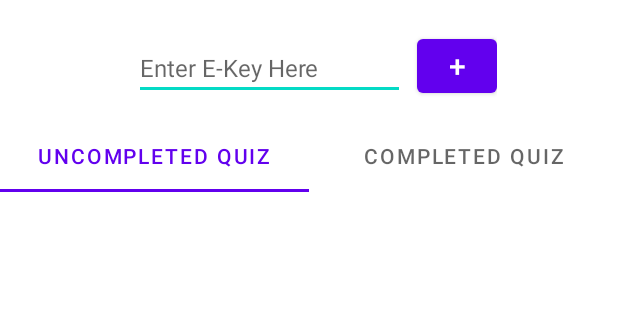
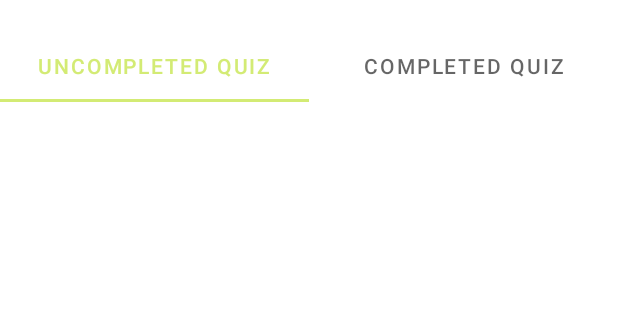
Before and after one commit to Xavionic/GoQuiz, an Android app: the layout activity_teacher_main_menu.xml on its own in the app's theme, with its tools: preview values and no code run, on a phone screen of 412 x 824 dp, the part 102-422 px from its top. Run offline under Robolectric (Android 15) with nearby library versions, the phone set to English and light mode, and no system bars.

Commit message:
Update Color Pallete

```diff
--- a/app/src/main/res/layout/activity_teacher_main_menu.xml
+++ b/app/src/main/res/layout/activity_teacher_main_menu.xml
@@ -35,45 +35,12 @@
         app:layout_constraintStart_toEndOf="@+id/profileTeacher"
         app:layout_constraintTop_toTopOf="parent" />
 
-    <LinearLayout
-        android:id="@+id/layout_inputKeyStudent"
-        android:layout_width="250dp"
-        android:layout_height="50dp"
-        android:layout_marginTop="80dp"
-        android:orientation="horizontal"
-        app:layout_constraintEnd_toEndOf="parent"
-        app:layout_constraintStart_toStartOf="parent"
-        app:layout_constraintTop_toTopOf="@id/profileTeacher">
-
-        <EditText
-            android:id="@+id/ETenrollKey"
-            android:layout_width="wrap_content"
-            android:layout_height="wrap_content"
-            android:layout_marginStart="8dp"
-            android:layout_marginLeft="8dp"
-            android:layout_marginRight="8dp"
-            android:layout_weight="1"
-            android:hint="Enter E-Key Here"
-            android:textSize="16sp"
-            tools:ignore="TouchTargetSizeCheck" />
-
-        <Button
-            android:id="@+id/btn_enroll"
-            android:layout_width="0dp"
-            android:layout_height="wrap_content"
-            android:layout_marginLeft="8dp"
-            android:layout_weight="1"
-            android:text="+"
-            android:textSize="20sp" />
-
-    </LinearLayout>
-
     <com.google.android.material.tabs.TabLayout
         android:id="@+id/tabUncComQuiz"
         android:layout_width="match_parent"
         android:layout_height="wrap_content"
-        android:layout_marginTop="60dp"
-        app:layout_constraintTop_toTopOf="@id/layout_inputKeyStudent">
+        android:layout_marginTop="20dp"
+        app:layout_constraintTop_toBottomOf="@id/profileTeacher">
 
         <com.google.android.material.tabs.TabItem
             android:id="@+id/tabUncQuiz"
--- a/app/src/main/res/values/colors.xml
+++ b/app/src/main/res/values/colors.xml
@@ -1,8 +1,11 @@
 <?xml version="1.0" encoding="utf-8"?>
 <resources>
-    <color name="purple_200">#FFBB86FC</color>
-    <color name="purple_500">#FF6200EE</color>
-    <color name="purple_700">#FF3700B3</color>
+    <color name="purple_200">#E3E3E3</color>
+<!--    <color name="purple_500">#FF6200EE</color>-->
+<!--    <color name="purple_700">#FF3700B3</color>-->
+
+    <color name="purple_500">#D3EB74</color>
+    <color name="purple_700">#BAD64D</color>
     <color name="teal_200">#FF03DAC5</color>
     <color name="teal_700">#FF018786</color>
     <color name="black">#FF000000</color>
```
